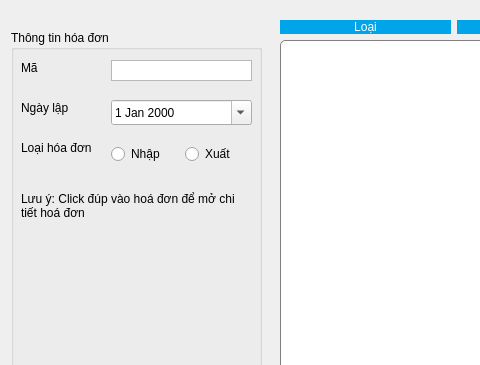
This is src/view/invoiceform.ui in VinhNguyenD23/facilitiesManagement as Qt 5 draws it before an edit; both pictures show x 0 to 480 and y 0 to 365 of the 1000 by 600 pixel window. The edited form follows.
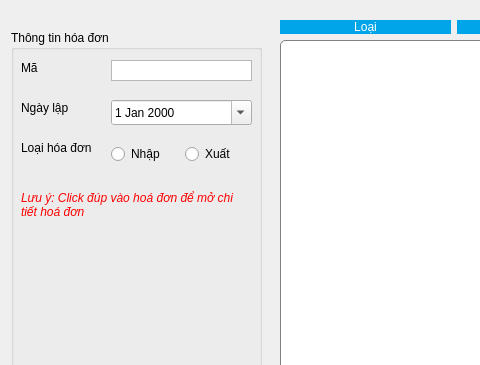
This is the edited form.

Patch:
```diff
--- a/src/view/invoiceform.ui
+++ b/src/view/invoiceform.ui
@@ -233,7 +233,7 @@
      </rect>
     </property>
     <property name="text">
-     <string>Lưu ý: Click đúp vào hoá đơn để mở chi tiết hoá đơn</string>
+     <string>&lt;html&gt;&lt;head/&gt;&lt;body&gt;&lt;p&gt;&lt;span style=&quot; font-style:italic; color:#ff0000;&quot;&gt;Lưu ý: Click đúp vào hoá đơn để mở chi tiết hoá đơn&lt;/span&gt;&lt;/p&gt;&lt;/body&gt;&lt;/html&gt;</string>
     </property>
     <property name="wordWrap">
      <bool>true</bool>
```
